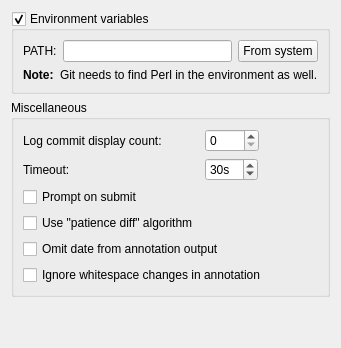
Old version of the form src/plugins/git/settingspage.ui in the repository qt-creator/qt-creator.
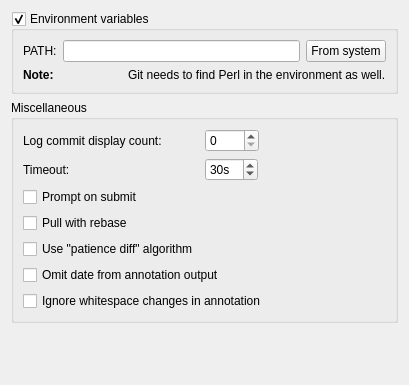
New version of the form.

Commit message:
VCS[git]: Introduce optional pull --rebase.
Do 'git rebase --abort' if something fails.

```diff
--- a/src/plugins/git/settingspage.ui
+++ b/src/plugins/git/settingspage.ui
@@ -2,6 +2,14 @@
 <ui version="4.0">
  <class>Git::Internal::SettingsPage</class>
  <widget class="QWidget" name="Git::Internal::SettingsPage">
+  <property name="geometry">
+   <rect>
+    <x>0</x>
+    <y>0</y>
+    <width>409</width>
+    <height>385</height>
+   </rect>
+  </property>
   <layout class="QVBoxLayout" name="verticalLayout">
    <item>
     <widget class="QGroupBox" name="environmentGroupBox">
@@ -113,27 +121,34 @@
         </property>
        </widget>
       </item>
-      <item row="4" column="0" colspan="2">
+      <item row="5" column="0" colspan="2">
        <widget class="QCheckBox" name="omitAnnotationDataCheckBox">
         <property name="text">
          <string>Omit date from annotation output</string>
         </property>
        </widget>
       </item>
-      <item row="5" column="0" colspan="2">
+      <item row="6" column="0" colspan="2">
        <widget class="QCheckBox" name="spaceIgnorantBlameCheckBox">
         <property name="text">
          <string>Ignore whitespace changes in annotation</string>
         </property>
        </widget>
       </item>
-      <item row="3" column="0">
+      <item row="4" column="0">
        <widget class="QCheckBox" name="diffPatienceCheckBox">
         <property name="text">
          <string>Use &quot;patience diff&quot; algorithm</string>
         </property>
        </widget>
       </item>
+      <item row="3" column="0" colspan="2">
+       <widget class="QCheckBox" name="pullRebaseCheckBox">
+        <property name="text">
+         <string>Pull with rebase</string>
+        </property>
+       </widget>
+      </item>
      </layout>
     </widget>
    </item>
```
The commit also changes 9 other files.
